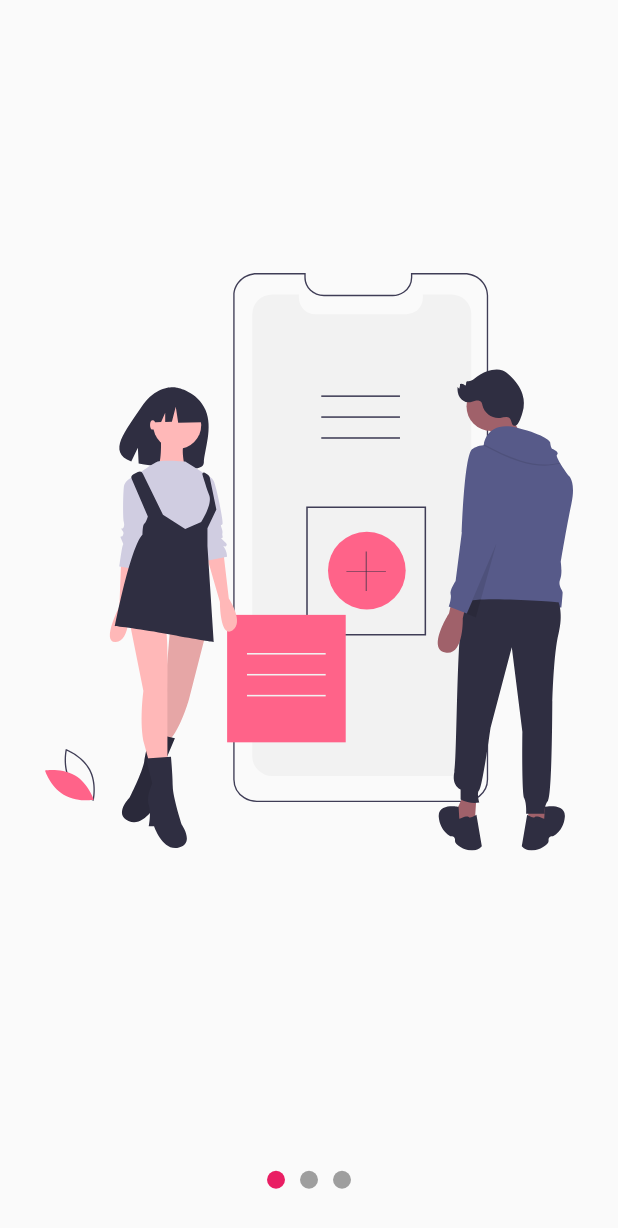
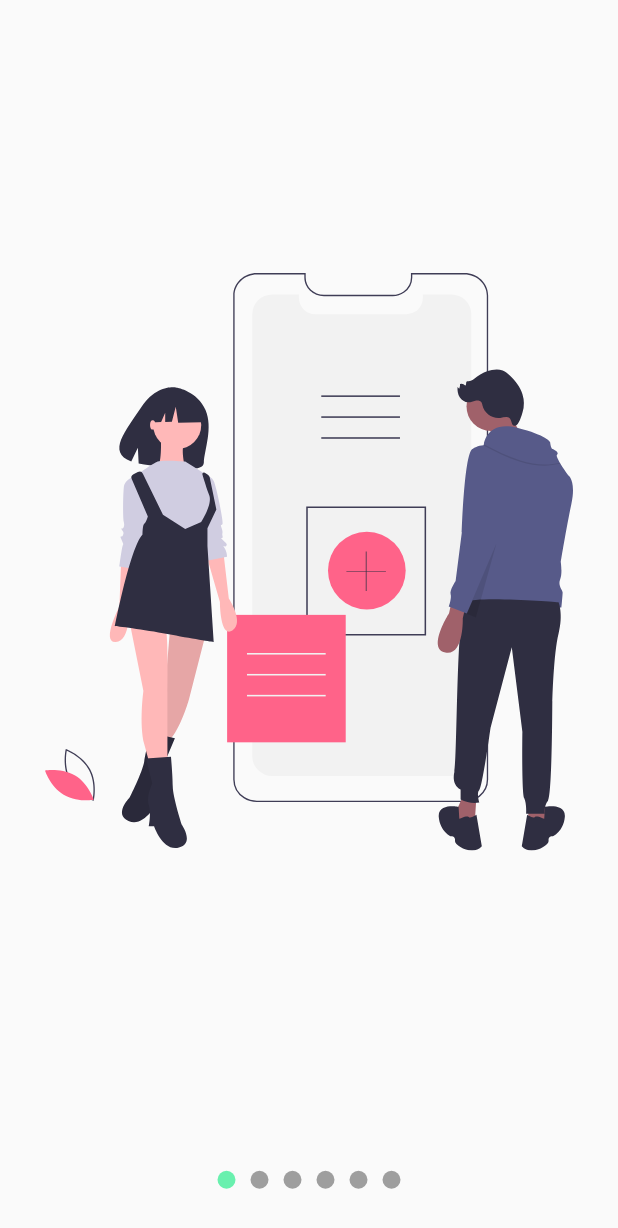
Before and after one commit to VictorHugoAguilar/disenios_animaciones_flutter, a Flutter app: the screen it shows after launch, on a phone screen of 412 x 824 dp. Shown: the top 1228 px of the screen. Run offline on Flutter 3.47's test engine with Material 2 defaults, Android fonts, the phone set to English and light mode, and no system bars; our stand-ins replace flutter_svg.

Commit message:
refactorizando para crear el widget custom

```diff
--- a/lib/main.dart
+++ b/lib/main.dart
@@ -1,4 +1,4 @@
-import 'package:app_backgrounds_customs/src/pages/slideshow_page.dart';
+import 'package:app_backgrounds_customs/src/pages/slidershow_page.dart';
 import 'package:flutter/material.dart';
 
 void main() {
@@ -12,7 +12,7 @@ class MyApp extends StatelessWidget {
     return MaterialApp(
       debugShowCheckedModeBanner: false,
       title: 'Diseños de BackGrouds',
-      home: SlideShowPage(),
+      home: SlideshowPage(),
     );
   }
 }
--- /dev/null
+++ b/lib/src/pages/slidershow_page.dart
@@ -0,0 +1,27 @@
+import 'package:flutter/material.dart';
+
+import 'package:app_backgrounds_customs/src/widgets/slideshow.dart';
+import 'package:flutter_svg/svg.dart';
+
+class SlideshowPage extends StatelessWidget {
+  @override
+  Widget build(BuildContext context) {
+    return Scaffold(
+      body: Center(
+        child: Slideshow(
+          puntosArriba: false,
+          colorPrimario: Colors.greenAccent,
+          colorSecundario: Colors.grey,
+          slides: [
+            SvgPicture.asset('assets/svg/slide-1.svg'),
+            SvgPicture.asset('assets/svg/slide-2.svg'),
+            SvgPicture.asset('assets/svg/slide-3.svg'),
+            SvgPicture.asset('assets/svg/slide-4.svg'),
+            SvgPicture.asset('assets/svg/slide-5.svg'),
+            Center(child: Text('Hola')),
+          ],
+        ),
+      ),
+    );
+  }
+}
--- /dev/null
+++ b/lib/src/widgets/slideshow.dart
@@ -0,0 +1,177 @@
+import 'package:flutter/material.dart';
+
+import 'package:provider/provider.dart';
+import 'package:app_backgrounds_customs/src/models/slider_model.dart';
+
+// import 'package:flutter_svg/svg.dart';
+
+class Slideshow extends StatelessWidget {
+  final List<Widget> slides;
+  final bool puntosArriba;
+  final Color colorPrimario;
+  final Color colorSecundario;
+
+  const Slideshow({
+    @required this.slides,
+    this.puntosArriba = false,
+    this.colorPrimario = Colors.pink,
+    this.colorSecundario = Colors.grey,
+  });
+
+  @override
+  Widget build(BuildContext context) {
+    return ChangeNotifierProvider(
+      create: (_) => new SliderModel(),
+      child: SafeArea(
+        child: Center(
+          child: Column(
+            children: <Widget>[
+              if (this.puntosArriba)
+                _Dots(
+                  slides.length,
+                  this.colorPrimario,
+                  this.colorSecundario,
+                ),
+              Expanded(
+                child: _Slides(slides),
+              ),
+              if (!this.puntosArriba)
+                _Dots(
+                  slides.length,
+                  this.colorPrimario,
+                  this.colorSecundario,
+                ),
+            ],
+          ),
+        ),
+      ),
+    );
+  }
+}
+
+class _Slides extends StatefulWidget {
+  final List<Widget> slides;
+
+  _Slides(
+    this.slides,
+  );
+
+  @override
+  __SlidesState createState() => __SlidesState();
+}
+
+class __SlidesState extends State<_Slides> {
+  final pageViewController = new PageController();
+
+  @override
+  void initState() {
+    pageViewController.addListener(() {
+      // print('Pagina actual ${pageViewController.page}');
+      // Actualizar el provider la instancia de la clase sliderModel
+      Provider.of<SliderModel>(context, listen: false).currentPage =
+          pageViewController.page;
+    });
+
+    super.initState();
+  }
+
+  @override
+  void dispose() {
+    pageViewController.dispose();
+    super.dispose();
+  }
+
+  @override
+  Widget build(BuildContext context) {
+    return Container(
+      child: PageView(
+        controller: pageViewController,
+        /* children: <Widget>[
+          _Slide(rutaSvg: 'assets/svg/slide-1.svg'),
+          _Slide(rutaSvg: 'assets/svg/slide-2.svg'),
+          _Slide(rutaSvg: 'assets/svg/slide-3.svg'),
+        ], */
+        children: widget.slides.map((slide) => _Slide(slide)).toList(),
+      ),
+    );
+  }
+}
+
+class _Slide extends StatelessWidget {
+  final Widget slide;
+
+  const _Slide(this.slide);
+
+  @override
+  Widget build(BuildContext context) {
+    return Container(
+      width: double.infinity,
+      height: double.infinity,
+      padding: EdgeInsets.all(30),
+      child: slide,
+    );
+  }
+}
+
+class _Dots extends StatelessWidget {
+  final int totalSlide;
+  final Color colorPrimario;
+  final Color colorSecundario;
+
+  const _Dots(
+    this.totalSlide,
+    this.colorPrimario,
+    this.colorSecundario,
+  );
+
+  @override
+  Widget build(BuildContext context) {
+    return Container(
+      width: double.infinity,
+      height: 75,
+      // color: Colors.red,
+      child: Row(
+        mainAxisAlignment: MainAxisAlignment.center,
+        /*   children: [
+          _Dot(0),
+          _Dot(1),
+          _Dot(2),
+        ], */
+        children: List.generate(
+            this.totalSlide,
+            (index) => _Dot(
+                  index,
+                  this.colorPrimario,
+                  this.colorSecundario,
+                )),
+      ),
+    );
+  }
+}
+
+class _Dot extends StatelessWidget {
+  final int index;
+  final Color colorPrimario;
+  final Color colorSecundario;
+
+  const _Dot(this.index, this.colorPrimario, this.colorSecundario);
+
+  @override
+  Widget build(BuildContext context) {
+    final pageViewIndex = Provider.of<SliderModel>(context).currentPage;
+    // print('_Dot $pageViewIndex');
+
+    return AnimatedContainer(
+      duration: Duration(milliseconds: 300),
+      width: 12,
+      height: 12,
+      margin: EdgeInsets.symmetric(horizontal: 5),
+      decoration: BoxDecoration(
+        color: (pageViewIndex >= index - 0.5 && pageViewIndex < index + 0.5)
+            ? this.colorPrimario
+            : this.colorSecundario,
+        shape: BoxShape.circle,
+      ),
+    );
+  }
+}
```
Also changed, not shown: lib/src/labs/slideshow_page.dart (renamed from lib/src/pages/slideshow_page.dart).
